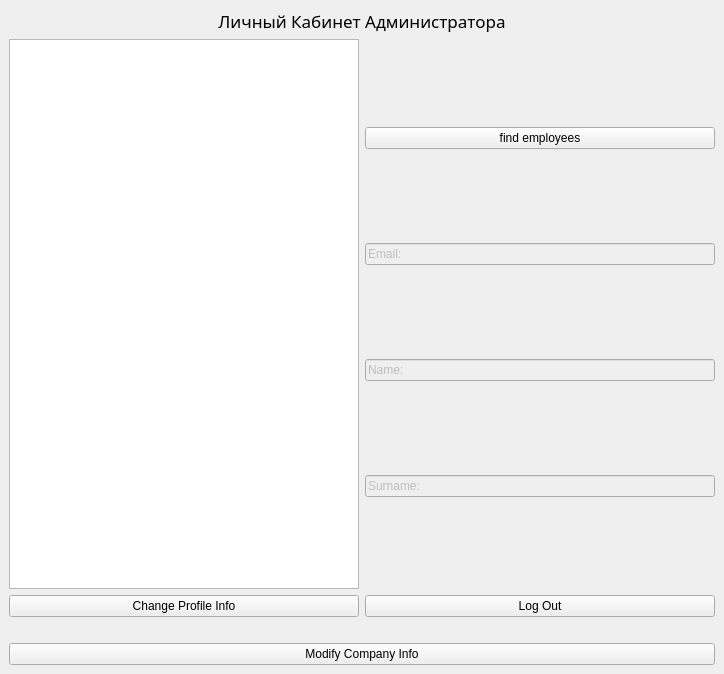
Above: UsersWindows/AdminWindowCore/adminclass.ui from splitmindq/task-management before the change. Below: the same form after it.
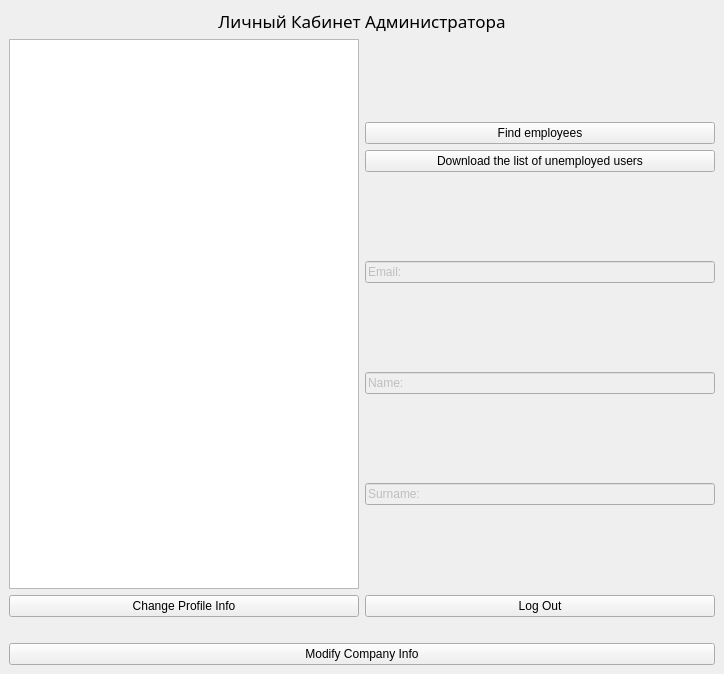
That is the form after the change.

Commit message: added xml files, containers for unemployed users,iter

```diff
--- a/UsersWindows/AdminWindowCore/adminclass.ui
+++ b/UsersWindows/AdminWindowCore/adminclass.ui
@@ -58,7 +58,14 @@
              <string notr="true"/>
             </property>
             <property name="text">
-             <string>find employees</string>
+             <string>Find employees</string>
+            </property>
+           </widget>
+          </item>
+          <item row="1" column="0">
+           <widget class="QPushButton" name="docDownloadButton">
+            <property name="text">
+             <string>Download the list of unemployed users</string>
             </property>
            </widget>
           </item>
```
The commit also changes 13 other files.
